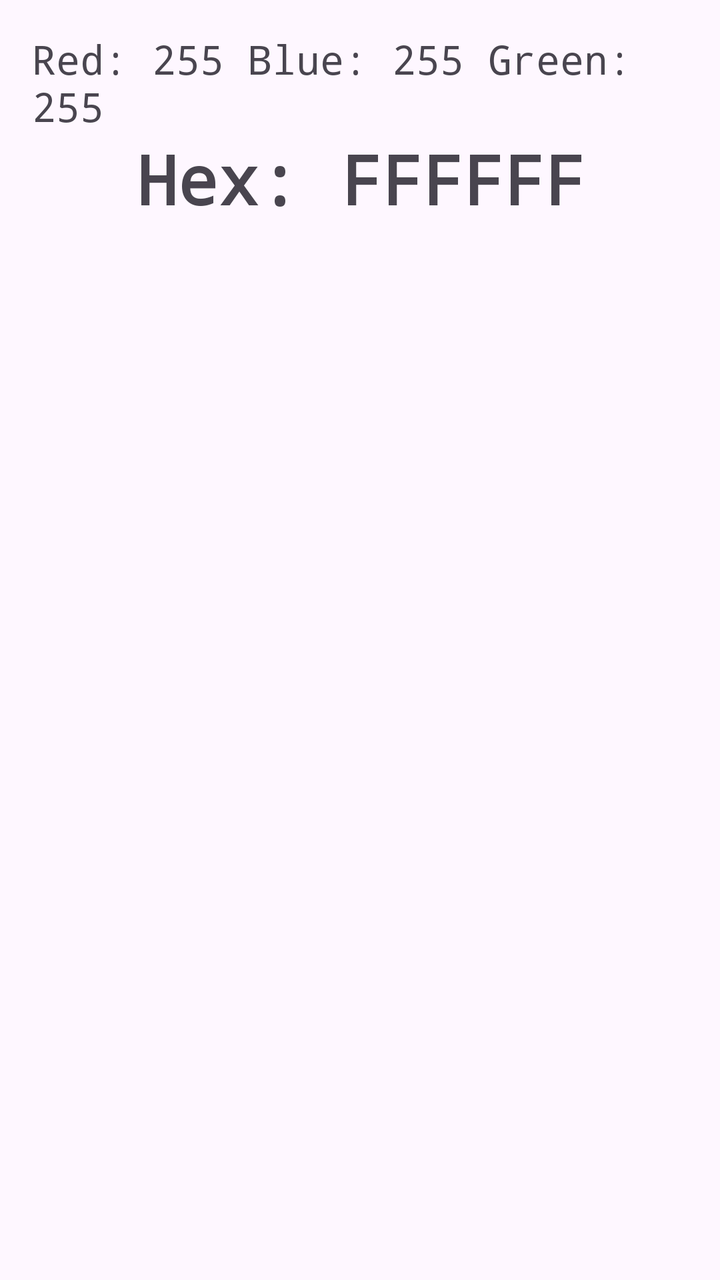
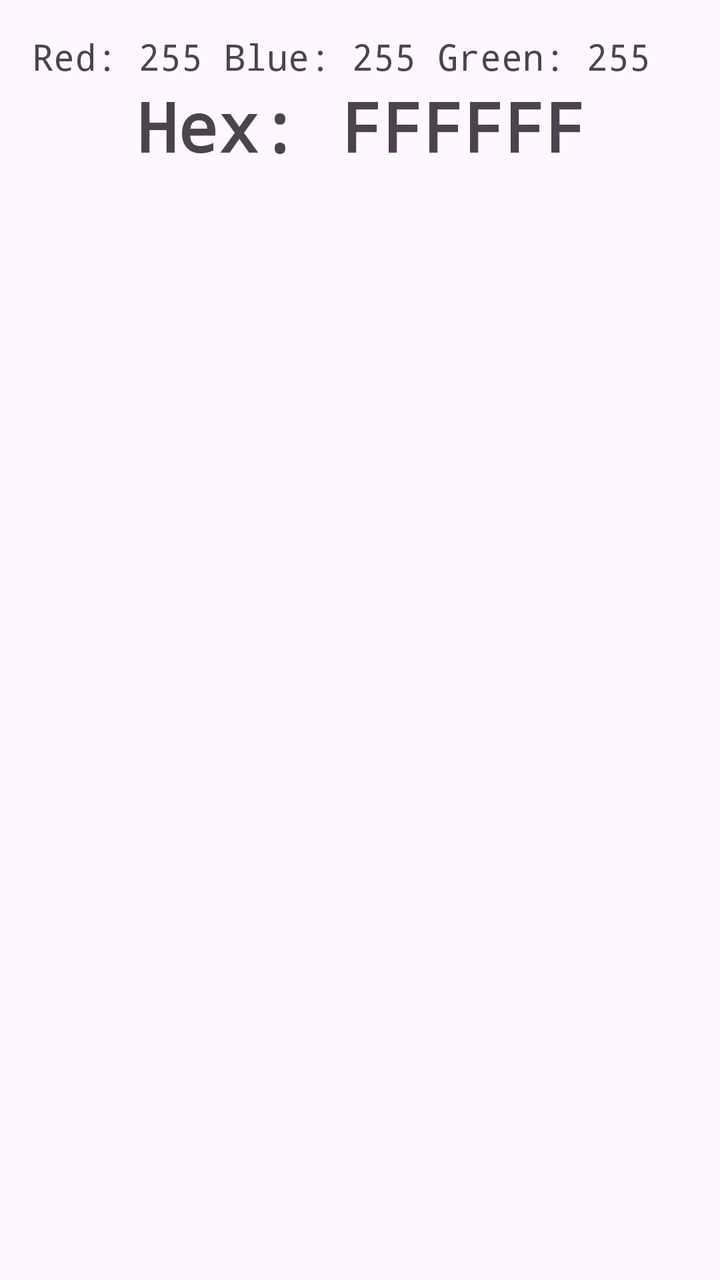

Screens rendered from an Android XML layout before and after an edit, with the pre-edit source and the edit as a unified diff.
<!-- AndroidManifest.xml: application theme Theme.Homework02_Program1 -->
<!-- res/layout/color_cell.xml -->
<?xml version="1.0" encoding="utf-8"?>
<LinearLayout xmlns:android="http://schemas.android.com/apk/res/android"
    xmlns:app="http://schemas.android.com/apk/res-auto"
    xmlns:tools="http://schemas.android.com/tools"
    android:id="@+id/lo_cell_root"
    android:layout_width="match_parent"
    android:layout_height="wrap_content"
    android:orientation="vertical"
    android:padding="16dp">

    <TextView
        android:id="@+id/tv_cell_rgb"
        android:layout_width="match_parent"
        android:layout_height="wrap_content"
        android:fontFamily="monospace"
        android:text="Red: 255 Blue: 255 Green: 255"
        android:textSize="20sp" />

    <TextView
        android:id="@+id/tv_cell_hex"
        android:layout_width="match_parent"
        android:layout_height="wrap_content"
        android:fontFamily="monospace"
        android:text="Hex: FFFFFF"
        android:textAlignment="center"
        android:textSize="34sp"
        android:textStyle="bold" />
</LinearLayout>
<!-- resources referenced by this layout -->
<resources>
  <style name="Theme.Homework02_Program1" parent="Base.Theme.Homework02_Program1" />
  <style name="Base.Theme.Homework02_Program1" parent="Theme.Material3.DayNight.NoActionBar">
          
          
      </style>
</resources>

<!-- the commit's change to res/layout/color_cell.xml (unified diff, before → after) -->
@@ -14,7 +14,7 @@
         android:layout_height="wrap_content"
         android:fontFamily="monospace"
         android:text="Red: 255 Blue: 255 Green: 255"
-        android:textSize="20sp" />
+        android:textSize="18sp" />
 
     <TextView
         android:id="@+id/tv_cell_hex"
